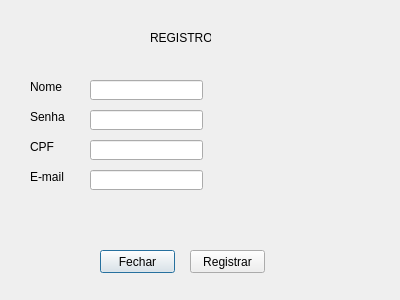
The window that agendaCompromisso/registrar.ui (SejaQoxumQuiser/AgendaCompromissos) describes before a commit, drawn with Qt 5.
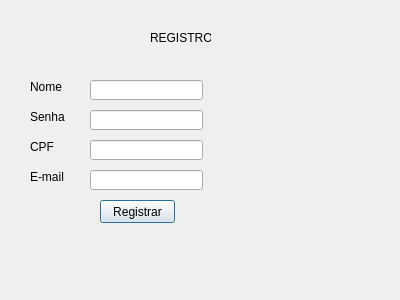
The same window after the commit.

```diff
--- a/agendaCompromisso/registrar.ui
+++ b/agendaCompromisso/registrar.ui
@@ -78,24 +78,11 @@
     <string>E-mail</string>
    </property>
   </widget>
-  <widget class="QPushButton" name="pushButton">
-   <property name="geometry">
-    <rect>
-     <x>100</x>
-     <y>250</y>
-     <width>75</width>
-     <height>23</height>
-    </rect>
-   </property>
-   <property name="text">
-    <string>Fechar</string>
-   </property>
-  </widget>
   <widget class="QPushButton" name="pushButton_2">
    <property name="geometry">
     <rect>
-     <x>190</x>
-     <y>250</y>
+     <x>100</x>
+     <y>200</y>
      <width>75</width>
      <height>23</height>
     </rect>
```
